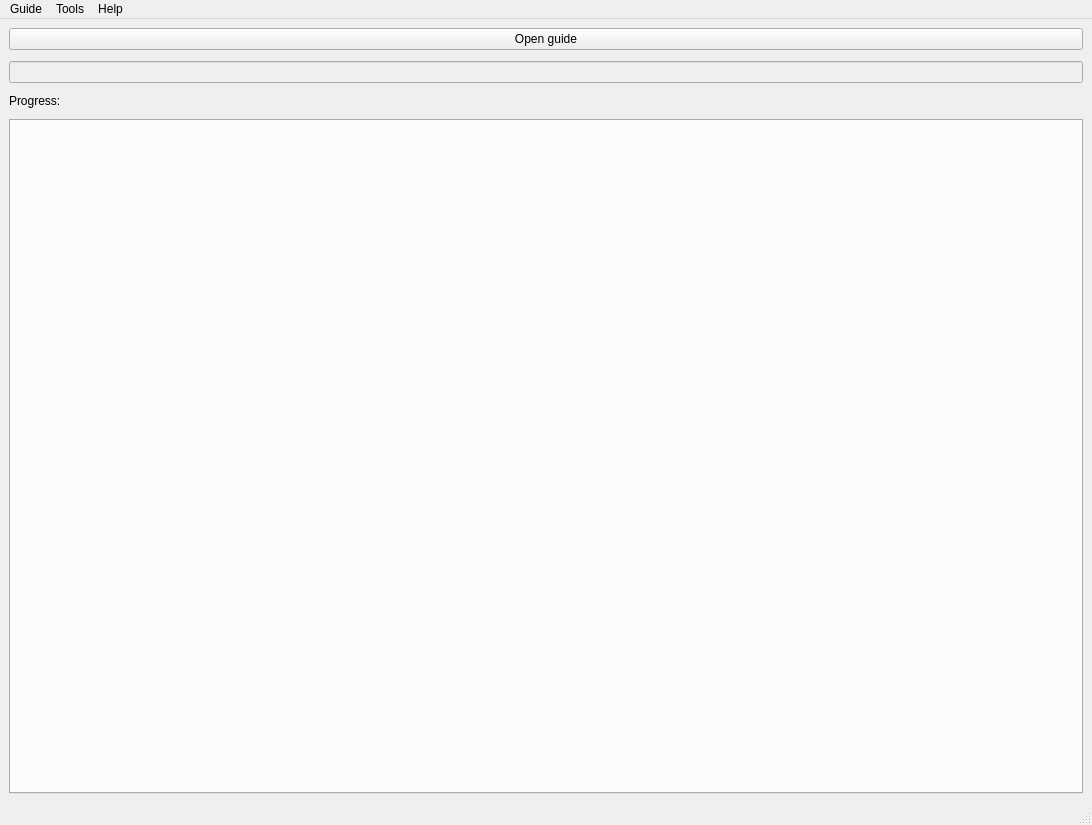
This is generated/form_main.ui in Doberm4n/POEStashJsonViewer as Qt 5 draws it before an edit. The edited form follows.
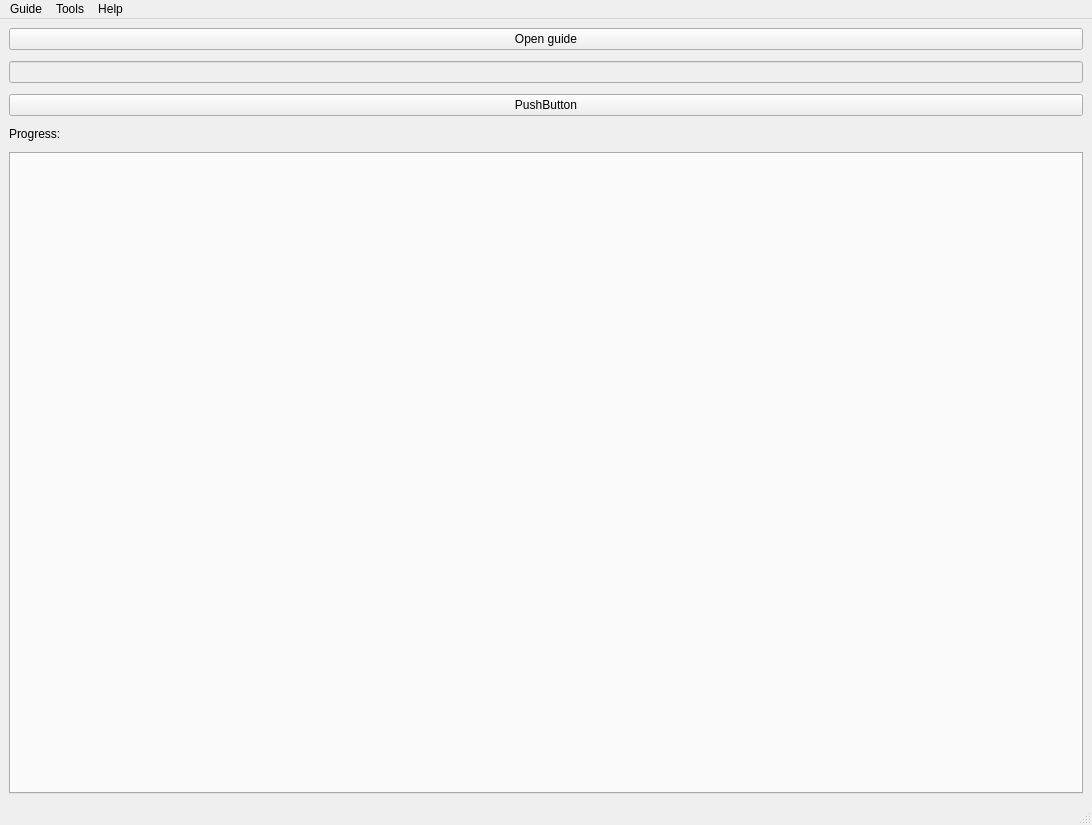
This is the edited form.

Diff of the .ui file:
```diff
--- a/generated/form_main.ui
+++ b/generated/form_main.ui
@@ -35,6 +35,13 @@
       </property>
      </widget>
     </item>
+    <item>
+     <widget class="QPushButton" name="pushButton">
+      <property name="text">
+       <string>PushButton</string>
+      </property>
+     </widget>
+    </item>
     <item>
      <widget class="QLabel" name="label">
       <property name="text">
```
